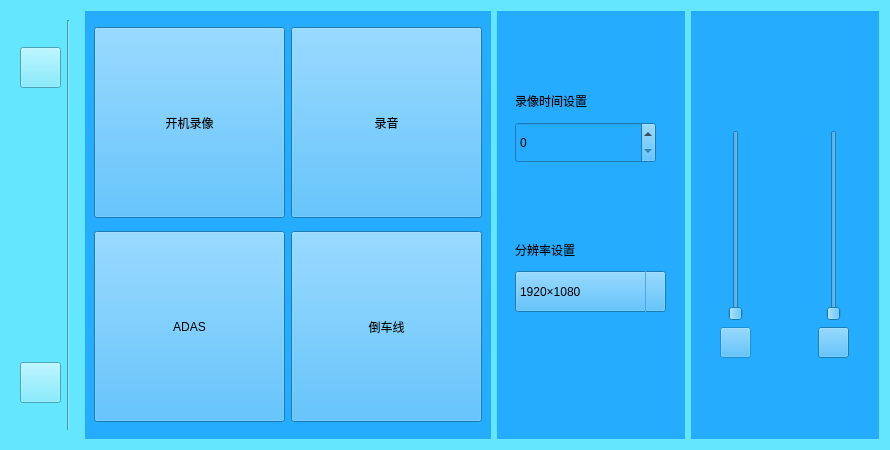
Old version of the form setfirst.ui in the repository jjzhang166/DvrUI.
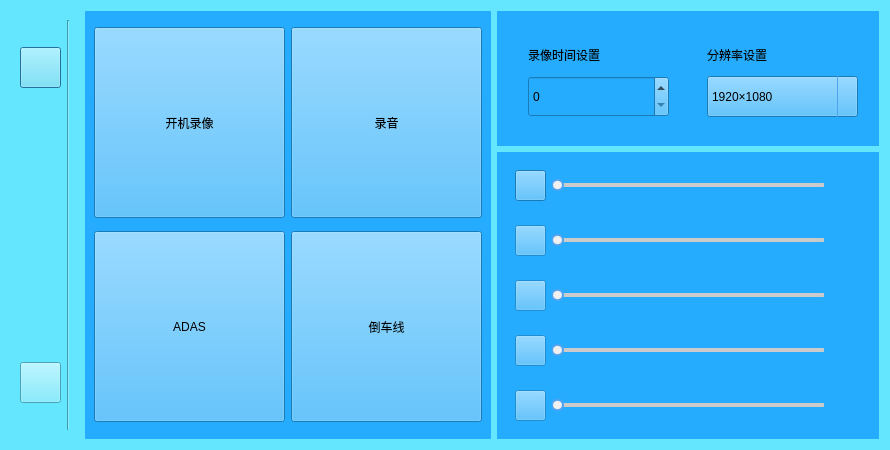
New version of the form. Icons and pictures are not drawn.

Commit message: setfirst页面改进

```diff
--- a/setfirst.ui
+++ b/setfirst.ui
@@ -17,218 +17,8 @@
    <string notr="true">background-color:rgb(101, 230, 255)
 </string>
   </property>
-  <layout class="QGridLayout" name="gridLayout_5" columnstretch="1,5,3,3">
-   <item row="0" column="3">
-    <widget class="QWidget" name="widget_3" native="true">
-     <property name="styleSheet">
-      <string notr="true">background-color:rgb(37, 172, 255)</string>
-     </property>
-     <layout class="QGridLayout" name="gridLayout_9">
-      <item row="0" column="0">
-       <layout class="QHBoxLayout" name="horizontalLayout_6" stretch="4">
-        <item>
-         <spacer name="verticalSpacer_12">
-          <property name="orientation">
-           <enum>Qt::Vertical</enum>
-          </property>
-          <property name="sizeHint" stdset="0">
-           <size>
-            <width>20</width>
-            <height>40</height>
-           </size>
-          </property>
-         </spacer>
-        </item>
-       </layout>
-      </item>
-      <item row="1" column="0">
-       <layout class="QGridLayout" name="gridLayout_8" columnstretch="2,1,2">
-        <property name="leftMargin">
-         <number>5</number>
-        </property>
-        <property name="rightMargin">
-         <number>5</number>
-        </property>
-        <item row="0" column="0">
-         <widget class="QWidget" name="widget_6" native="true">
-          <layout class="QGridLayout" name="gridLayout_4">
-           <item row="0" column="0">
-            <widget class="QLabel" name="lightLabel">
-             <property name="minimumSize">
-              <size>
-               <width>31</width>
-               <height>31</height>
-              </size>
-             </property>
-             <property name="maximumSize">
-              <size>
-               <width>31</width>
-               <height>31</height>
-              </size>
-             </property>
-             <property name="text">
-              <string/>
-             </property>
-             <property name="alignment">
-              <set>Qt::AlignCenter</set>
-             </property>
-            </widget>
-           </item>
-           <item row="1" column="0">
-            <widget class="QSlider" name="lightSlider">
-             <property name="minimumSize">
-              <size>
-               <width>31</width>
-               <height>191</height>
-              </size>
-             </property>
-             <property name="maximumSize">
-              <size>
-               <width>31</width>
-               <height>191</height>
-              </size>
-             </property>
-             <property name="orientation">
-              <enum>Qt::Vertical</enum>
-             </property>
-            </widget>
-           </item>
-           <item row="2" column="0">
-            <widget class="QPushButton" name="lightButton">
-             <property name="enabled">
-              <bool>false</bool>
-             </property>
-             <property name="minimumSize">
-              <size>
-               <width>31</width>
-               <height>31</height>
-              </size>
-             </property>
-             <property name="maximumSize">
-              <size>
-               <width>31</width>
-               <height>31</height>
-              </size>
-             </property>
-             <property name="styleSheet">
-              <string notr="true">border-image:url(:/icon/brightness.png)</string>
-             </property>
-             <property name="text">
-              <string/>
-             </property>
-            </widget>
-           </item>
-          </layout>
-         </widget>
-        </item>
-        <item row="0" column="1">
-         <spacer name="horizontalSpacer">
-          <property name="orientation">
-           <enum>Qt::Horizontal</enum>
-          </property>
-          <property name="sizeHint" stdset="0">
-           <size>
-            <width>28</width>
-            <height>20</height>
-           </size>
-          </property>
-         </spacer>
-        </item>
-        <item row="0" column="2">
-         <widget class="QWidget" name="widget_5" native="true">
-          <layout class="QGridLayout" name="gridLayout_7">
-           <item row="0" column="0">
-            <widget class="QLabel" name="voiceLabel">
-             <property name="minimumSize">
-              <size>
-               <width>31</width>
-               <height>31</height>
-              </size>
-             </property>
-             <property name="maximumSize">
-              <size>
-               <width>31</width>
-               <height>31</height>
-              </size>
-             </property>
-             <property name="text">
-              <string/>
-             </property>
-             <property name="alignment">
-              <set>Qt::AlignCenter</set>
-             </property>
-            </widget>
-           </item>
-           <item row="1" column="0">
-            <widget class="QSlider" name="voiceSlider">
-             <property name="minimumSize">
-              <size>
-               <width>31</width>
-               <height>191</height>
-              </size>
-             </property>
-             <property name="maximumSize">
-              <size>
-               <width>31</width>
-               <height>191</height>
-              </size>
-             </property>
-             <property name="orientation">
-              <enum>Qt::Vertical</enum>
-             </property>
-            </widget>
-           </item>
-           <item row="2" column="0">
-            <widget class="QPushButton" name="voiceButton">
-             <property name="enabled">
-              <bool>true</bool>
-             </property>
-             <property name="minimumSize">
-              <size>
-               <width>31</width>
-               <height>31</height>
-              </size>
-             </property>
-             <property name="maximumSize">
-              <size>
-               <width>31</width>
-               <height>31</height>
-              </size>
-             </property>
-             <property name="styleSheet">
-              <string notr="true">border-image:url(:/icon/sound.png)</string>
-             </property>
-             <property name="text">
-              <string/>
-             </property>
-            </widget>
-           </item>
-          </layout>
-         </widget>
-        </item>
-       </layout>
-      </item>
-      <item row="2" column="0">
-       <layout class="QHBoxLayout" name="horizontalLayout_5" stretch="0">
-        <item>
-         <spacer name="verticalSpacer_10">
-          <property name="orientation">
-           <enum>Qt::Vertical</enum>
-          </property>
-          <property name="sizeHint" stdset="0">
-           <size>
-            <width>20</width>
-            <height>40</height>
-           </size>
-          </property>
-         </spacer>
-        </item>
-       </layout>
-      </item>
-     </layout>
-    </widget>
-   </item>
-   <item row="0" column="0">
+  <layout class="QGridLayout" name="gridLayout_10">
+   <item row="0" column="0" rowspan="2">
     <widget class="QWidget" name="widget_4" native="true">
      <layout class="QGridLayout" name="gridLayout">
       <item row="0" column="0">
@@ -332,46 +122,104 @@
      </layout>
     </widget>
    </item>
+   <item row="0" column="1" rowspan="2">
+    <widget class="QWidget" name="widget" native="true">
+     <property name="styleSheet">
+      <string notr="true">background-color:rgb(37, 172, 255)</string>
+     </property>
+     <layout class="QGridLayout" name="gridLayout_2">
+      <item row="1" column="0">
+       <widget class="QPushButton" name="ADASButton">
+        <property name="minimumSize">
+         <size>
+          <width>191</width>
+          <height>191</height>
+         </size>
+        </property>
+        <property name="maximumSize">
+         <size>
+          <width>191</width>
+          <height>191</height>
+         </size>
+        </property>
+        <property name="text">
+         <string>ADAS</string>
+        </property>
+       </widget>
+      </item>
+      <item row="0" column="1">
+       <widget class="QPushButton" name="audioButton">
+        <property name="minimumSize">
+         <size>
+          <width>191</width>
+          <height>191</height>
+         </size>
+        </property>
+        <property name="maximumSize">
+         <size>
+          <width>191</width>
+          <height>191</height>
+         </size>
+        </property>
+        <property name="text">
+         <string>录音</string>
+        </property>
+       </widget>
+      </item>
+      <item row="0" column="0">
+       <widget class="QPushButton" name="movieButton">
+        <property name="minimumSize">
+         <size>
+          <width>191</width>
+          <height>191</height>
+         </size>
+        </property>
+        <property name="maximumSize">
+         <size>
+          <width>191</width>
+          <height>191</height>
+         </size>
+        </property>
+        <property name="text">
+         <string>开机录像</string>
+        </property>
+       </widget>
+      </item>
+      <item row="1" column="1">
+       <widget class="QPushButton" name="reverseButton">
+        <property name="minimumSize">
+         <size>
+          <width>191</width>
+          <height>191</height>
+         </size>
+        </property>
+        <property name="maximumSize">
+         <size>
+          <width>191</width>
+          <height>191</height>
+         </size>
+        </property>
+        <property name="text">
+         <string>倒车线</string>
+        </property>
+       </widget>
+      </item>
+     </layout>
+    </widget>
+   </item>
    <item row="0" column="2">
     <widget class="QWidget" name="widget_2" native="true">
      <property name="styleSheet">
       <string notr="true">background-color:rgb(37, 172, 255)
 </string>
      </property>
-     <layout class="QGridLayout" name="gridLayout_6">
+     <layout class="QGridLayout" name="gridLayout_3">
       <item row="0" column="0">
-       <layout class="QGridLayout" name="gridLayout_3">
-        <item row="0" column="0">
-         <layout class="QHBoxLayout" name="horizontalLayout_3">
-          <item>
-           <spacer name="verticalSpacer_6">
-            <property name="orientation">
-             <enum>Qt::Vertical</enum>
-            </property>
-            <property name="sizeHint" stdset="0">
-             <size>
-              <width>20</width>
-              <height>48</height>
-             </size>
-            </property>
-           </spacer>
-          </item>
-          <item>
-           <spacer name="verticalSpacer_7">
-            <property name="orientation">
-             <enum>Qt::Vertical</enum>
-            </property>
-            <property name="sizeHint" stdset="0">
-             <size>
-              <width>20</width>
-              <height>48</height>
-             </size>
-            </property>
-           </spacer>
-          </item>
-         </layout>
-        </item>
-        <item row="1" column="0">
+       <layout class="QVBoxLayout" name="verticalLayout_2">
+        <property name="leftMargin">
+         <number>10</number>
+        </property>
+        <item>
          <widget class="QLabel" name="label">
           <property name="minimumSize">
            <size>
@@ -390,7 +238,7 @@
           </property>
          </widget>
         </item>
-        <item row="2" column="0">
+        <item>
          <widget class="QSpinBox" name="movieTimeSetting">
           <property name="minimumSize">
            <size>
@@ -406,37 +254,14 @@
           </property>
          </widget>
         </item>
-        <item row="3" column="0">
-         <layout class="QHBoxLayout" name="horizontalLayout_2">
-          <item>
-           <spacer name="verticalSpacer_4">
-            <property name="orientation">
-             <enum>Qt::Vertical</enum>
-            </property>
-            <property name="sizeHint" stdset="0">
-             <size>
-              <width>20</width>
-              <height>40</height>
-             </size>
-            </property>
-           </spacer>
-          </item>
-          <item>
-           <spacer name="verticalSpacer_5">
-            <property name="orientation">
-             <enum>Qt::Vertical</enum>
-            </property>
-            <property name="sizeHint" stdset="0">
-             <size>
-              <width>20</width>
-              <height>40</height>
-             </size>
-            </property>
-           </spacer>
-          </item>
-         </layout>
-        </item>
-        <item row="4" column="0">
+       </layout>
+      </item>
+      <item row="0" column="1">
+       <layout class="QVBoxLayout" name="verticalLayout_3">
+        <property name="leftMargin">
+         <number>10</number>
+        </property>
+        <item>
          <widget class="QLabel" name="label_2">
           <property name="minimumSize">
            <size>
@@ -455,7 +280,7 @@
           </property>
          </widget>
         </item>
-        <item row="5" column="0">
+        <item>
          <widget class="QComboBox" name="comboBox">
           <property name="minimumSize">
            <size>
@@ -497,121 +322,460 @@
           </item>
          </widget>
         </item>
-        <item row="6" column="0">
-         <layout class="QHBoxLayout" name="horizontalLayout">
-          <item>
-           <spacer name="verticalSpacer_8">
-            <property name="orientation">
-             <enum>Qt::Vertical</enum>
-            </property>
-            <property name="sizeHint" stdset="0">
-             <size>
-              <width>20</width>
-              <height>118</height>
-             </size>
-            </property>
-           </spacer>
-          </item>
-          <item>
-           <spacer name="verticalSpacer_9">
-            <property name="orientation">
-             <enum>Qt::Vertical</enum>
-            </property>
-            <property name="sizeHint" stdset="0">
-             <size>
-              <width>20</width>
-              <height>108</height>
-             </size>
-            </property>
-           </spacer>
-          </item>
-         </layout>
-        </item>
        </layout>
       </item>
      </layout>
     </widget>
    </item>
-   <item row="0" column="1">
-    <widget class="QWidget" name="widget" native="true">
+   <item row="1" column="2">
+    <widget class="QWidget" name="widget_3" native="true">
      <property name="styleSheet">
       <string notr="true">background-color:rgb(37, 172, 255)</string>
      </property>
-     <layout class="QGridLayout" name="gridLayout_2">
-      <item row="1" column="0">
-       <widget class="QPushButton" name="ADASButton">
-        <property name="minimumSize">
-         <size>
-          <width>191</width>
-          <height>191</height>
-         </size>
-        </property>
-        <property name="maximumSize">
-         <size>
-          <width>191</width>
-          <height>191</height>
-         </size>
-        </property>
-        <property name="text">
-         <string>ADAS</string>
-        </property>
-       </widget>
-      </item>
-      <item row="0" column="1">
-       <widget class="QPushButton" name="audioButton">
-        <property name="minimumSize">
-         <size>
-          <width>191</width>
-          <height>191</height>
-         </size>
-        </property>
-        <property name="maximumSize">
-         <size>
-          <width>191</width>
-          <height>191</height>
-         </size>
-        </property>
-        <property name="text">
-         <string>录音</string>
-        </property>
-       </widget>
-      </item>
+     <layout class="QGridLayout" name="gridLayout_9">
       <item row="0" column="0">
-       <widget class="QPushButton" name="movieButton">
-        <property name="minimumSize">
-         <size>
-          <width>191</width>
-          <height>191</height>
-         </size>
-        </property>
-        <property name="maximumSize">
-         <size>
-          <width>191</width>
-          <height>191</height>
-         </size>
-        </property>
-        <property name="text">
-         <string>开机录像</string>
-        </property>
+       <widget class="QWidget" name="widget_5" native="true">
+        <layout class="QGridLayout" name="gridLayout_4">
+         <item row="0" column="0">
+          <widget class="QPushButton" name="voiceButton">
+           <property name="enabled">
+            <bool>true</bool>
+           </property>
+           <property name="minimumSize">
+            <size>
+             <width>31</width>
+             <height>31</height>
+            </size>
+           </property>
+           <property name="maximumSize">
+            <size>
+             <width>31</width>
+             <height>31</height>
+            </size>
+           </property>
+           <property name="styleSheet">
+            <string notr="true">border-image:url(:/icon/sound.png)</string>
+           </property>
+           <property name="text">
+            <string/>
+           </property>
+          </widget>
+         </item>
+         <item row="0" column="1">
+          <widget class="QSlider" name="voiceSlider">
+           <property name="styleSheet">
+            <string notr="true">QSlider::groove:horizontal { 
+	background: #cbcbcb; 
+	height: 6px; 
+	border-radius: 1px; 
+	padding-left:-1px;
+	padding-right:-1px;
+	padding-top:-1px;
+	padding-bottom:-1px;
+}
+
+QSlider::add-page:horizontal {
+	background: #cbcbcb;
+	border-radius: 2px;
+}
+QSlider::sub-page:horizontal
+{
+	background: qlineargradient(x1:0, y1:0, x2:0,y2:1,stop:0 #439cf4, stop:1 #439cf4);
+ 	background: qlineargradient(x1: 0, y1: 0.2, x2: 1, y2: 1,stop: 0 #439cf4, stop: 1 #439cf4);
+    width: 10px;
+	border-radius: 2px;
+}
+QSlider::handle:horizontal {
+	width: 13px; 
+	margin-top: -3px; 
+	margin-bottom: -3px; 
+	border-radius: 6px;
+	background: qradialgradient(spread:pad, cx:0.5, cy:0.5, radius:0.5, fx:0.5, fy:0.5,stop:0.6 #F0F0F0, stop:0.778409 #50A3F0);
+}
+
+</string>
+           </property>
+           <property name="orientation">
+            <enum>Qt::Horizontal</enum>
+           </property>
+          </widget>
+         </item>
+         <item row="0" column="2">
+          <widget class="QLabel" name="voiceLabel">
+           <property name="minimumSize">
+            <size>
+             <width>31</width>
+             <height>31</height>
+            </size>
+           </property>
+           <property name="maximumSize">
+            <size>
+             <width>31</width>
+             <height>31</height>
+            </size>
+           </property>
+           <property name="text">
+            <string/>
+           </property>
+           <property name="alignment">
+            <set>Qt::AlignCenter</set>
+           </property>
+          </widget>
+         </item>
+        </layout>
        </widget>
       </item>
-      <item row="1" column="1">
-       <widget class="QPushButton" name="reverseButton">
-        <property name="minimumSize">
-         <size>
-          <width>191</width>
-          <height>191</height>
-         </size>
-        </property>
-        <property name="maximumSize">
-         <size>
-          <width>191</width>
-          <height>191</height>
-         </size>
-        </property>
-        <property name="text">
-         <string>倒车线</string>
-        </property>
+      <item row="1" column="0">
+       <widget class="QWidget" name="widget_6" native="true">
+        <layout class="QGridLayout" name="gridLayout_5">
+         <item row="0" column="0">
+          <widget class="QPushButton" name="lightButton">
+           <property name="enabled">
+            <bool>false</bool>
+           </property>
+           <property name="minimumSize">
+            <size>
+             <width>31</width>
+             <height>31</height>
+            </size>
+           </property>
+           <property name="maximumSize">
+            <size>
+             <width>31</width>
+             <height>31</height>
+            </size>
+           </property>
+           <property name="styleSheet">
+            <string notr="true">border-image:url(:/icon/brightness.png)</string>
+           </property>
+           <property name="text">
+            <string/>
+           </property>
+          </widget>
+         </item>
+         <item row="0" column="2">
+          <widget class="QLabel" name="lightLabel">
+           <property name="minimumSize">
+            <size>
+             <width>31</width>
+             <height>31</height>
+            </size>
+           </property>
+           <property name="maximumSize">
+            <size>
+             <width>31</width>
+             <height>31</height>
+            </size>
+           </property>
+           <property name="text">
+            <string/>
+           </property>
+           <property name="alignment">
+            <set>Qt::AlignCenter</set>
+           </property>
+          </widget>
+         </item>
+         <item row="0" column="1">
+          <widget class="QSlider" name="lightSlider">
+           <property name="styleSheet">
+            <string notr="true">QSlider::groove:horizontal { 
+	background: #cbcbcb; 
+	height: 6px; 
+	border-radius: 1px; 
+	padding-left:-1px;
+	padding-right:-1px;
+	padding-top:-1px;
+	padding-bottom:-1px;
+}
+
+QSlider::add-page:horizontal {
+	background: #cbcbcb;
+	border-radius: 2px;
+}
+QSlider::sub-page:horizontal
+{
+	background: qlineargradient(x1:0, y1:0, x2:0,y2:1,stop:0 #439cf4, stop:1 #439cf4);
+ 	background: qlineargradient(x1: 0, y1: 0.2, x2: 1, y2: 1,stop: 0 #439cf4, stop: 1 #439cf4);
+    width: 10px;
+	border-radius: 2px;
+}
+QSlider::handle:horizontal {
+	width: 13px; 
+	margin-top: -3px; 
+	margin-bottom: -3px; 
+	border-radius: 6px;
+	background: qradialgradient(spread:pad, cx:0.5, cy:0.5, radius:0.5, fx:0.5, fy:0.5,stop:0.6 #F0F0F0, stop:0.778409 #50A3F0);
+}
+
+</string>
+           </property>
+           <property name="orientation">
+            <enum>Qt::Horizontal</enum>
+           </property>
+          </widget>
+         </item>
+        </layout>
+       </widget>
+      </item>
+      <item row="2" column="0">
+       <widget class="QWidget" name="widget_7" native="true">
+        <layout class="QGridLayout" name="gridLayout_6">
+         <item row="0" column="0">
+          <widget class="QPushButton" name="ColorEffectButton">
+           <property name="enabled">
+            <bool>false</bool>
+           </property>
+           <property name="minimumSize">
+            <size>
+             <width>31</width>
+             <height>31</height>
+            </size>
+           </property>
+           <property name="maximumSize">
+            <size>
+             <width>31</width>
+             <height>31</height>
+            </size>
+           </property>
+           <property name="styleSheet">
+            <string notr="true">border-image:url(:/icon/contrast.png)</string>
+           </property>
+           <property name="text">
+            <string/>
+           </property>
+          </widget>
+         </item>
+         <item row="0" column="1">
+          <widget class="QSlider" name="ColorEffectSlider">
+           <property name="styleSheet">
+            <string notr="true">QSlider::groove:horizontal { 
+	background: #cbcbcb; 
+	height: 6px; 
+	border-radius: 1px; 
+	padding-left:-1px;
+	padding-right:-1px;
+	padding-top:-1px;
+	padding-bottom:-1px;
+}
+
+QSlider::add-page:horizontal {
+	background: #cbcbcb;
+	border-radius: 2px;
+}
+QSlider::sub-page:horizontal
+{
+	background: qlineargradient(x1:0, y1:0, x2:0,y2:1,stop:0 #439cf4, stop:1 #439cf4);
+ 	background: qlineargradient(x1: 0, y1: 0.2, x2: 1, y2: 1,stop: 0 #439cf4, stop: 1 #439cf4);
+    width: 10px;
+	border-radius: 2px;
+}
+QSlider::handle:horizontal {
+	width: 13px; 
+	margin-top: -3px; 
+	margin-bottom: -3px; 
+	border-radius: 6px;
+	background: qradialgradient(spread:pad, cx:0.5, cy:0.5, radius:0.5, fx:0.5, fy:0.5,stop:0.6 #F0F0F0, stop:0.778409 #50A3F0);
+}
+
+</string>
+           </property>
+           <property name="orientation">
+            <enum>Qt::Horizontal</enum>
+           </property>
+          </widget>
+         </item>
+         <item row="0" column="2">
+          <widget class="QLabel" name="ColorEffectLabel">
+           <property name="minimumSize">
+            <size>
+             <width>31</width>
+             <height>31</height>
+            </size>
+           </property>
+           <property name="maximumSize">
+            <size>
+             <width>31</width>
+             <height>31</height>
+            </size>
+           </property>
+           <property name="text">
+            <string/>
+           </property>
+          </widget>
+         </item>
+        </layout>
+       </widget>
+      </item>
+      <item row="3" column="0">
+       <widget class="QWidget" name="widget_8" native="true">
+        <layout class="QGridLayout" name="gridLayout_7">
+         <item row="0" column="0">
+          <widget class="QPushButton" name="ExposureCompensationButton">
+           <property name="enabled">
+            <bool>false</bool>
+           </property>
+           <property name="minimumSize">
+            <size>
+             <width>31</width>
+             <height>31</height>
+            </size>
+           </property>
+           <property name="maximumSize">
+            <size>
+             <width>31</width>
+             <height>31</height>
+            </size>
+           </property>
+           <property name="text">
+            <string/>
+           </property>
+          </widget>
+         </item>
+         <item row="0" column="1">
+          <widget class="QSlider" name="ExposureCompensationSlider">
+           <property name="styleSheet">
+            <string notr="true">QSlider::groove:horizontal { 
+	background: #cbcbcb; 
+	height: 6px; 
+	border-radius: 1px; 
+	padding-left:-1px;
+	padding-right:-1px;
+	padding-top:-1px;
+	padding-bottom:-1px;
+}
+
+QSlider::add-page:horizontal {
+	background: #cbcbcb;
+	border-radius: 2px;
+}
+QSlider::sub-page:horizontal
+{
+	background: qlineargradient(x1:0, y1:0, x2:0,y2:1,stop:0 #439cf4, stop:1 #439cf4);
+ 	background: qlineargradient(x1: 0, y1: 0.2, x2: 1, y2: 1,stop: 0 #439cf4, stop: 1 #439cf4);
+    width: 10px;
+	border-radius: 2px;
+}
+QSlider::handle:horizontal {
+	width: 13px; 
+	margin-top: -3px; 
+	margin-bottom: -3px; 
+	border-radius: 6px;
+	background: qradialgradient(spread:pad, cx:0.5, cy:0.5, radius:0.5, fx:0.5, fy:0.5,stop:0.6 #F0F0F0, stop:0.778409 #50A3F0);
+}
+
+</string>
+           </property>
+           <property name="orientation">
+            <enum>Qt::Horizontal</enum>
+           </property>
+          </widget>
+         </item>
+         <item row="0" column="2">
+          <widget class="QLabel" name="ExposureCompensationLabel">
+           <property name="minimumSize">
+            <size>
+             <width>31</width>
+             <height>31</height>
+            </size>
+           </property>
+           <property name="maximumSize">
+            <size>
+             <width>31</width>
+             <height>31</height>
+            </size>
+           </property>
+           <property name="text">
+            <string/>
+           </property>
+          </widget>
+         </item>
+        </layout>
+       </widget>
+      </item>
+      <item row="4" column="0">
+       <widget class="QWidget" name="widget_9" native="true">
+        <layout class="QGridLayout" name="gridLayout_8">
+         <item row="0" column="0">
+          <widget class="QPushButton" name="whiteBalanceButton">
+           <property name="enabled">
+            <bool>false</bool>
+           </property>
+           <property name="minimumSize">
+            <size>
+             <width>31</width>
+             <height>31</height>
+            </size>
+           </property>
+           <property name="maximumSize">
+            <size>
+             <width>31</width>
+             <height>31</height>
+            </size>
+           </property>
+           <property name="text">
+            <string/>
+           </property>
+          </widget>
+         </item>
+         <item row="0" column="1">
+          <widget class="QSlider" name="whiteBalanceSlider">
+           <property name="styleSheet">
+            <string notr="true">QSlider::groove:horizontal { 
+	background: #cbcbcb; 
+	height: 6px; 
+	border-radius: 1px; 
+	padding-left:-1px;
+	padding-right:-1px;
+	padding-top:-1px;
+	padding-bottom:-1px;
+}
+
+QSlider::add-page:horizontal {
+	background: #cbcbcb;
+	border-radius: 2px;
+}
+QSlider::sub-page:horizontal
+{
+	background: qlineargradient(x1:0, y1:0, x2:0,y2:1,stop:0 #439cf4, stop:1 #439cf4);
+ 	background: qlineargradient(x1: 0, y1: 0.2, x2: 1, y2: 1,stop: 0 #439cf4, stop: 1 #439cf4);
+    width: 10px;
+	border-radius: 2px;
+}
+QSlider::handle:horizontal {
+	width: 13px; 
+	margin-top: -3px; 
+	margin-bottom: -3px; 
+	border-radius: 6px;
+	background: qradialgradient(spread:pad, cx:0.5, cy:0.5, radius:0.5, fx:0.5, fy:0.5,stop:0.6 #F0F0F0, stop:0.778409 #50A3F0);
+}
+
+</string>
+           </property>
+           <property name="orientation">
+            <enum>Qt::Horizontal</enum>
+           </property>
+          </widget>
+         </item>
+         <item row="0" column="2">
+          <widget class="QLabel" name="whiteBalanceLabel">
+           <property name="minimumSize">
+            <size>
+             <width>31</width>
+             <height>31</height>
+            </size>
+           </property>
+           <property name="maximumSize">
+            <size>
+             <width>31</width>
+             <height>31</height>
+            </size>
+           </property>
+           <property name="text">
+            <string/>
+           </property>
+          </widget>
+         </item>
+        </layout>
        </widget>
       </item>
      </layout>
```
The commit also changes 14 other files.
